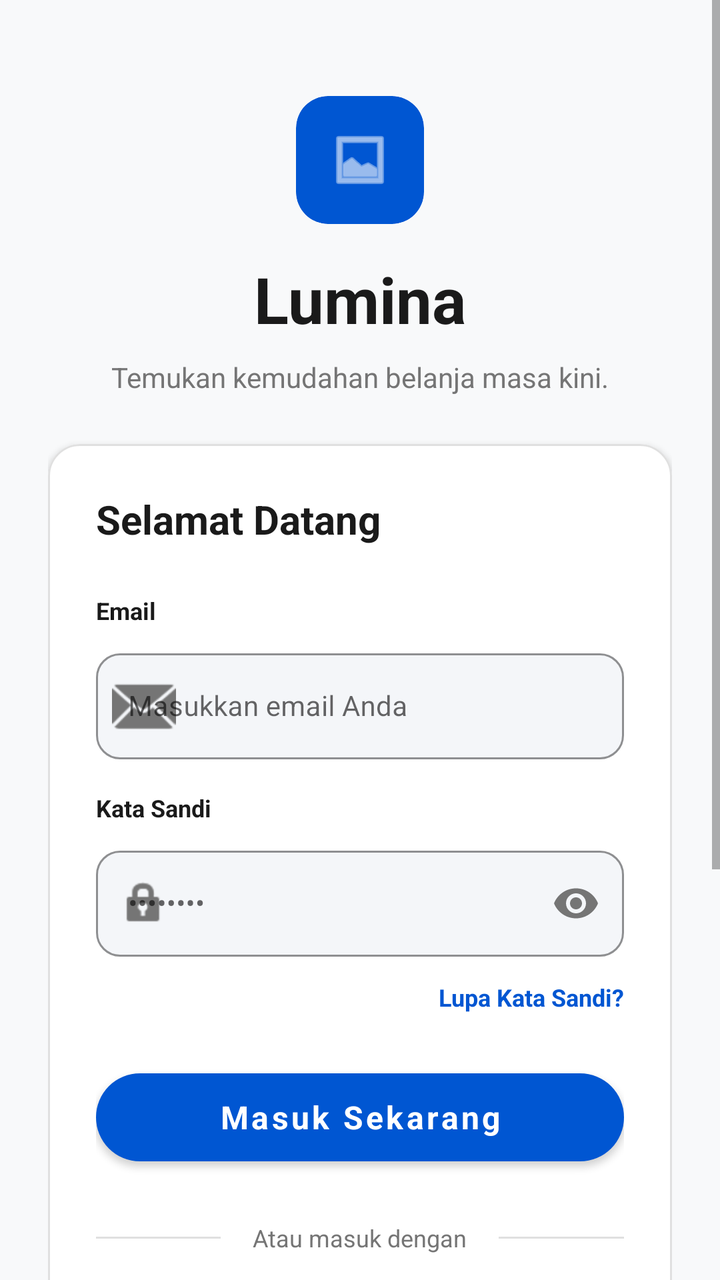
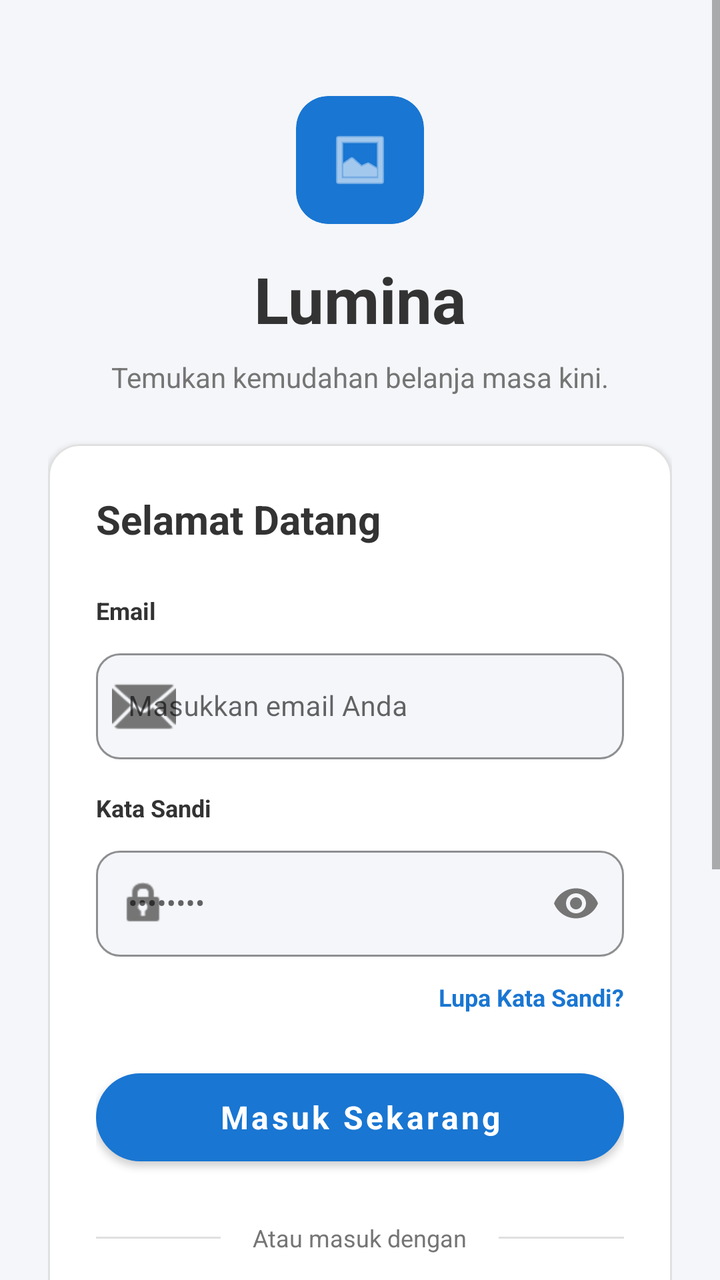

Screens rendered from an Android XML layout before and after an edit, with the pre-edit source and the edit as a unified diff.
<!-- AndroidManifest.xml: application theme Theme.DataMart -->
<!-- res/layout/activity_login.xml -->
<?xml version="1.0" encoding="utf-8"?>
<ScrollView xmlns:android="http://schemas.android.com/apk/res/android"
    xmlns:app="http://schemas.android.com/apk/res-auto"
    android:layout_width="match_parent"
    android:layout_height="match_parent"
    android:fillViewport="true"
    android:background="@color/background_light">

    <LinearLayout
        android:layout_width="match_parent"
        android:layout_height="wrap_content"
        android:orientation="vertical"
        android:gravity="center_horizontal"
        android:padding="24dp">

        <com.google.android.material.card.MaterialCardView
            android:layout_width="64dp"
            android:layout_height="64dp"
            android:layout_marginTop="24dp"
            app:cardBackgroundColor="@color/lumina_blue"
            app:cardCornerRadius="16dp"
            app:cardElevation="0dp">

            <ImageView
                android:layout_width="32dp"
                android:layout_height="32dp"
                android:layout_gravity="center"
                android:src="@android:drawable/ic_menu_gallery"
                app:tint="@color/white" />
        </com.google.android.material.card.MaterialCardView>

        <TextView
            android:layout_width="wrap_content"
            android:layout_height="wrap_content"
            android:layout_marginTop="16dp"
            android:text="Lumina"
            android:textColor="@color/text_primary"
            android:textSize="32sp"
            android:textStyle="bold" />

        <TextView
            android:layout_width="wrap_content"
            android:layout_height="wrap_content"
            android:layout_marginTop="8dp"
            android:text="Temukan kemudahan belanja masa kini."
            android:textColor="@color/text_secondary"
            android:textSize="14sp" />

        <com.google.android.material.card.MaterialCardView
            android:layout_width="match_parent"
            android:layout_height="wrap_content"
            android:layout_marginTop="24dp"
            app:cardBackgroundColor="@color/white"
            app:cardCornerRadius="16dp"
            app:cardElevation="2dp"
            app:strokeColor="#E0E0E0"
            app:strokeWidth="1dp">

            <LinearLayout
                android:layout_width="match_parent"
                android:layout_height="wrap_content"
                android:orientation="vertical"
                android:padding="24dp">

                <TextView
                    android:layout_width="wrap_content"
                    android:layout_height="wrap_content"
                    android:layout_marginBottom="24dp"
                    android:text="Selamat Datang"
                    android:textColor="@color/text_primary"
                    android:textSize="20sp"
                    android:textStyle="bold" />

                <TextView
                    android:layout_width="wrap_content"
                    android:layout_height="wrap_content"
                    android:text="Email"
                    android:textColor="@color/text_primary"
                    android:textSize="12sp"
                    android:textStyle="bold" />

                <com.google.android.material.textfield.TextInputLayout
                    style="@style/Widget.MaterialComponents.TextInputLayout.OutlinedBox"
                    android:layout_width="match_parent"
                    android:layout_height="wrap_content"
                    android:layout_marginTop="8dp"
                    android:layout_marginBottom="16dp"
                    app:boxBackgroundColor="#F4F6F9"
                    app:boxCornerRadiusBottomEnd="12dp"
                    app:boxCornerRadiusBottomStart="12dp"
                    app:boxCornerRadiusTopEnd="12dp"
                    app:boxCornerRadiusTopStart="12dp"
                    app:boxStrokeColor="#E0E0E0"
                    app:startIconDrawable="@android:drawable/ic_dialog_email"
                    app:startIconTint="@color/text_secondary">

                    <com.google.android.material.textfield.TextInputEditText
                        android:layout_width="match_parent"
                        android:layout_height="wrap_content"
                        android:hint="Masukkan email Anda"
                        android:inputType="textEmailAddress"
                        android:textColor="@color/text_primary"
                        android:textSize="14sp" />
                </com.google.android.material.textfield.TextInputLayout>

                <TextView
                    android:layout_width="wrap_content"
                    android:layout_height="wrap_content"
                    android:text="Kata Sandi"
                    android:textColor="@color/text_primary"
                    android:textSize="12sp"
                    android:textStyle="bold" />

                <com.google.android.material.textfield.TextInputLayout
                    style="@style/Widget.MaterialComponents.TextInputLayout.OutlinedBox"
                    android:layout_width="match_parent"
                    android:layout_height="wrap_content"
                    android:layout_marginTop="8dp"
                    app:boxBackgroundColor="#F4F6F9"
                    app:boxCornerRadiusBottomEnd="12dp"
                    app:boxCornerRadiusBottomStart="12dp"
                    app:boxCornerRadiusTopEnd="12dp"
                    app:boxCornerRadiusTopStart="12dp"
                    app:boxStrokeColor="#E0E0E0"
                    app:passwordToggleEnabled="true"
                    app:passwordToggleTint="@color/text_secondary"
                    app:startIconDrawable="@android:drawable/ic_lock_idle_lock"
                    app:startIconTint="@color/text_secondary">

                    <com.google.android.material.textfield.TextInputEditText
                        android:layout_width="match_parent"
                        android:layout_height="wrap_content"
                        android:hint="••••••••"
                        android:inputType="textPassword"
                        android:textColor="@color/text_primary"
                        android:textSize="14sp" />
                </com.google.android.material.textfield.TextInputLayout>

                <TextView
                    android:layout_width="wrap_content"
                    android:layout_height="wrap_content"
                    android:layout_gravity="end"
                    android:layout_marginTop="12dp"
                    android:text="Lupa Kata Sandi?"
                    android:textColor="@color/lumina_blue"
                    android:textSize="12sp"
                    android:textStyle="bold" />

                <com.google.android.material.button.MaterialButton
                    android:layout_width="match_parent"
                    android:layout_height="56dp"
                    android:layout_marginTop="24dp"
                    android:text="Masuk Sekarang"
                    android:textAllCaps="false"
                    android:textSize="16sp"
                    android:textStyle="bold"
                    app:backgroundTint="@color/lumina_blue"
                    app:cornerRadius="28dp" />

                <LinearLayout
                    android:layout_width="match_parent"
                    android:layout_height="wrap_content"
                    android:layout_marginTop="24dp"
                    android:gravity="center_vertical"
                    android:orientation="horizontal">

                    <View
                        android:layout_width="0dp"
                        android:layout_height="1dp"
                        android:layout_weight="1"
                        android:background="#E0E0E0" />

                    <TextView
                        android:layout_width="wrap_content"
                        android:layout_height="wrap_content"
                        android:layout_marginHorizontal="16dp"
                        android:text="Atau masuk dengan"
                        android:textColor="@color/text_secondary"
                        android:textSize="12sp" />

                    <View
                        android:layout_width="0dp"
                        android:layout_height="1dp"
                        android:layout_weight="1"
                        android:background="#E0E0E0" />
                </LinearLayout>

                <LinearLayout
                    android:layout_width="match_parent"
                    android:layout_height="wrap_content"
                    android:layout_marginTop="16dp"
                    android:baselineAligned="false"
                    android:orientation="horizontal">

                    <com.google.android.material.button.MaterialButton
                        style="@style/Widget.MaterialComponents.Button.OutlinedButton"
                        android:layout_width="0dp"
                        android:layout_height="50dp"
                        android:layout_marginEnd="8dp"
                        android:layout_weight="1"
                        android:text="Google"
                        android:textAllCaps="false"
                        android:textColor="@color/text_primary"
                        app:cornerRadius="12dp"
                        app:strokeColor="#E0E0E0" />

                    <com.google.android.material.button.MaterialButton
                        style="@style/Widget.MaterialComponents.Button.OutlinedButton"
                        android:layout_width="0dp"
                        android:layout_height="50dp"
                        android:layout_marginStart="8dp"
                        android:layout_weight="1"
                        android:text="Facebook"
                        android:textAllCaps="false"
                        android:textColor="@color/text_primary"
                        app:cornerRadius="12dp"
                        app:strokeColor="#E0E0E0" />
                </LinearLayout>
            </LinearLayout>
        </com.google.android.material.card.MaterialCardView>

        <LinearLayout
            android:layout_width="wrap_content"
            android:layout_height="wrap_content"
            android:layout_marginTop="24dp"
            android:orientation="horizontal">

            <TextView
                android:layout_width="wrap_content"
                android:layout_height="wrap_content"
                android:text="Belum punya akun? "
                android:textColor="@color/text_secondary"
                android:textSize="14sp" />

            <TextView
                android:layout_width="wrap_content"
                android:layout_height="wrap_content"
                android:text="Daftar sekarang"
                android:textColor="@color/lumina_blue"
                android:textSize="14sp"
                android:textStyle="bold" />
        </LinearLayout>

        <LinearLayout
            android:layout_width="match_parent"
            android:layout_height="wrap_content"
            android:layout_marginTop="24dp"
            android:layout_marginBottom="32dp"
            android:background="@drawable/bg_banner_gradient"
            android:orientation="vertical"
            android:padding="20dp">

            <TextView
                android:layout_width="wrap_content"
                android:layout_height="wrap_content"
                android:text="PENAWARAN EKSKLUSIF"
                android:textColor="#E6FFFFFF"
                android:textSize="10sp"
                android:textStyle="bold" />

            <TextView
                android:layout_width="wrap_content"
                android:layout_height="wrap_content"
                android:layout_marginTop="4dp"
                android:text="Diskon 50% Pengguna Baru"
                android:textColor="@color/white"
                android:textSize="18sp"
                android:textStyle="bold" />

            <TextView
                android:layout_width="wrap_content"
                android:layout_height="wrap_content"
                android:layout_marginTop="4dp"
                android:text="Hanya berlaku minggu ini."
                android:textColor="#E6FFFFFF"
                android:textSize="12sp" />
        </LinearLayout>

    </LinearLayout>
</ScrollView>
<!-- resources referenced by this layout -->
<resources>
  <color name="background_light">#F8F9FA</color>
  <color name="lumina_blue">#0056D2</color>
  <color name="text_primary">#1A1A1A</color>
  <color name="text_secondary">#757575</color>
  <color name="white">#FFFFFF</color>
  <!-- drawable bg_banner_gradient (drawable) -->
  <?xml version="1.0" encoding="utf-8"?>
  <shape xmlns:android="http://schemas.android.com/apk/res/android"
      android:shape="rectangle">
  
      <gradient
          android:startColor="#0056D2"
          android:centerColor="#4A85D9"
          android:endColor="#C3D3E4"
          android:angle="0" />
  
      <corners android:radius="16dp" />
  </shape>
  <style name="Theme.DataMart" parent="Theme.MaterialComponents.DayNight.NoActionBar">
  
          <item name="colorPrimary">@color/colorPrimary</item>
          <item name="colorPrimaryVariant">@color/colorPrimaryDark</item>
          <item name="colorOnPrimary">@color/white</item>
  
          <item name="colorSecondary">@color/colorAccent</item>
          <item name="colorSecondaryVariant">@color/colorAccent</item>
          <item name="colorOnSecondary">@color/white</item>
  
          <item name="android:statusBarColor">@color/colorPrimaryDark</item>
  
          <item name="android:fontFamily">sans-serif</item>
      </style>
</resources>

<!-- the commit's change to res/layout/activity_login.xml (unified diff, before → after) -->
@@ -95,6 +95,7 @@
                     app:startIconTint="@color/text_secondary">
 
                     <com.google.android.material.textfield.TextInputEditText
+                        android:id="@+id/etEmailLogin"
                         android:layout_width="match_parent"
                         android:layout_height="wrap_content"
                         android:hint="Masukkan email Anda"
@@ -128,6 +129,7 @@
                     app:startIconTint="@color/text_secondary">
 
                     <com.google.android.material.textfield.TextInputEditText
+                        android:id="@+id/etPasswordLogin"
                         android:layout_width="match_parent"
                         android:layout_height="wrap_content"
                         android:hint="••••••••"
@@ -147,6 +149,7 @@
                     android:textStyle="bold" />
 
                 <com.google.android.material.button.MaterialButton
+                    android:id="@+id/btnLogin"
                     android:layout_width="match_parent"
                     android:layout_height="56dp"
                     android:layout_marginTop="24dp"
@@ -233,6 +236,7 @@
                 android:textSize="14sp" />
 
             <TextView
+                android:id="@+id/tvGoToRegister"
                 android:layout_width="wrap_content"
                 android:layout_height="wrap_content"
                 android:text="Daftar sekarang"
@@ -246,7 +250,7 @@
             android:layout_height="wrap_content"
             android:layout_marginTop="24dp"
             android:layout_marginBottom="32dp"
-            android:background="@drawable/bg_banner_gradient"
+            android:background="@color/lumina_blue"
             android:orientation="vertical"
             android:padding="20dp">
 
<!-- resource entries referenced after the edit -->
@@ -1,23 +1,10 @@
 <!-- resources referenced by this layout -->
 <resources>
-  <color name="background_light">#F8F9FA</color>
-  <color name="lumina_blue">#0056D2</color>
-  <color name="text_primary">#1A1A1A</color>
+  <color name="background_light">#F4F6F9</color>
+  <color name="lumina_blue">#1976D2</color>
+  <color name="text_primary">#333333</color>
   <color name="text_secondary">#757575</color>
-  <color name="white">#FFFFFF</color>
-  <!-- drawable bg_banner_gradient (drawable) -->
-  <?xml version="1.0" encoding="utf-8"?>
-  <shape xmlns:android="http://schemas.android.com/apk/res/android"
-      android:shape="rectangle">
-  
-      <gradient
-          android:startColor="#0056D2"
-          android:centerColor="#4A85D9"
-          android:endColor="#C3D3E4"
-          android:angle="0" />
-  
-      <corners android:radius="16dp" />
-  </shape>
+  <color name="white">#FFFFFFFF</color>
   <style name="Theme.DataMart" parent="Theme.MaterialComponents.DayNight.NoActionBar">
   
           <item name="colorPrimary">@color/colorPrimary</item>
@@ -32,5 +19,8 @@
   
           <item name="android:fontFamily">sans-serif</item>
       </style>
+  <color name="colorPrimary">#1976D2</color>
+  <color name="colorPrimaryDark">#115293</color>
+  <color name="colorAccent">#FF4081</color>
 </resources>
 
